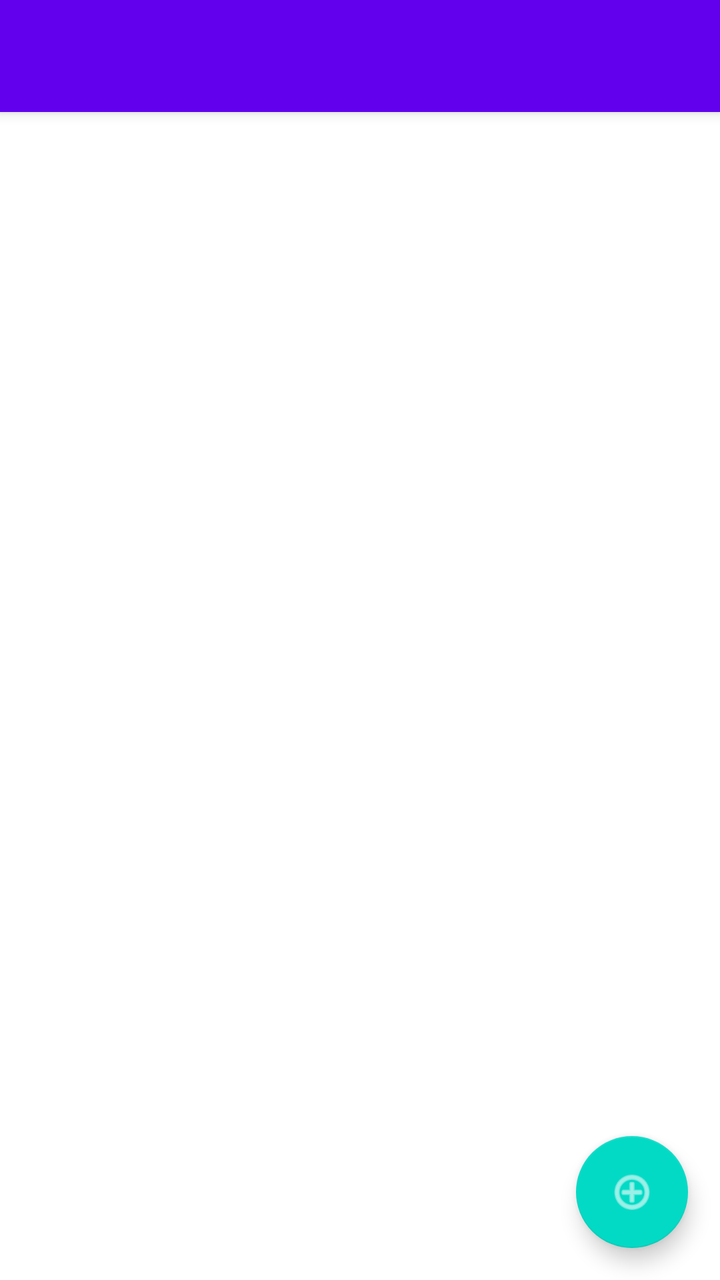
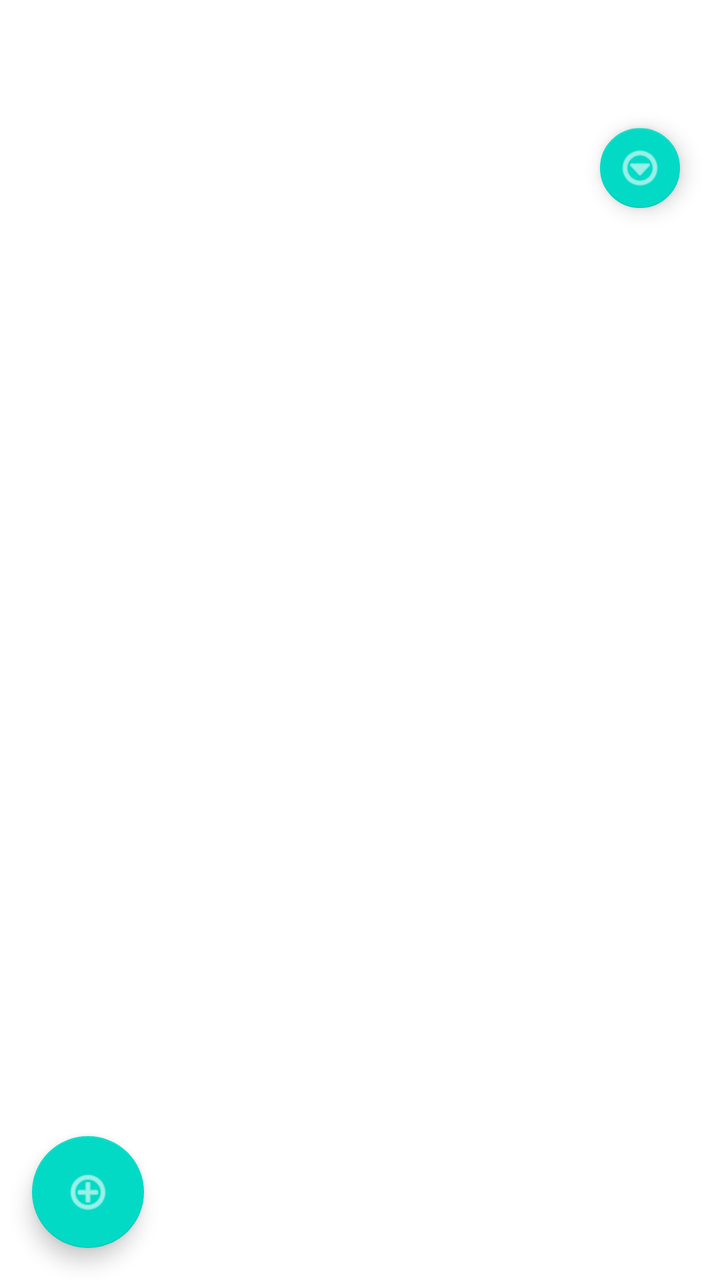

An Android layout rendered at two revisions. The XML below is the earlier revision; the diff shows what the commit changed to produce the second picture.
<!-- AndroidManifest.xml: activity theme Theme.Save_box.NoActionBar -->
<!-- res/layout/activity_vault.xml -->
<?xml version="1.0" encoding="utf-8"?>
<androidx.coordinatorlayout.widget.CoordinatorLayout xmlns:android="http://schemas.android.com/apk/res/android"
    xmlns:app="http://schemas.android.com/apk/res-auto"
    android:layout_width="match_parent"
    android:layout_height="match_parent"
    android:fitsSystemWindows="true">

    <com.google.android.material.appbar.AppBarLayout
        android:layout_width="match_parent"
        android:layout_height="wrap_content"
        android:theme="@style/ThemeOverlay.MaterialComponents.Dark.ActionBar">

        <androidx.appcompat.widget.Toolbar
            android:id="@+id/toolbar"
            android:layout_width="match_parent"
            android:layout_height="?attr/actionBarSize"
            app:popupTheme="@style/ThemeOverlay.MaterialComponents.Light"
            app:titleTextColor="@android:color/white" />

    </com.google.android.material.appbar.AppBarLayout>

    <FrameLayout
        android:layout_width="match_parent"
        android:layout_height="match_parent"
        app:layout_behavior="@string/appbar_scrolling_view_behavior">

        <androidx.recyclerview.widget.RecyclerView
            android:id="@+id/rvFiles"
            android:layout_width="match_parent"
            android:layout_height="match_parent"
            android:clipToPadding="false"
            android:paddingBottom="80dp" />

        <include
            android:id="@+id/layoutEmpty"
            layout="@layout/layout_empty_vault"
            android:layout_width="match_parent"
            android:layout_height="match_parent"
            android:visibility="gone" />

        <FrameLayout
            android:id="@+id/floatingContainer"
            android:layout_width="match_parent"
            android:layout_height="match_parent"
            android:clipChildren="false" />

    </FrameLayout>

    <com.google.android.material.floatingactionbutton.FloatingActionButton
        android:id="@+id/fabImport"
        android:layout_width="wrap_content"
        android:layout_height="wrap_content"
        android:layout_gravity="bottom|end"
        android:layout_margin="16dp"
        android:contentDescription="@string/import_file"
        android:src="@android:drawable/ic_menu_add"
        app:tint="@android:color/white" />

</androidx.coordinatorlayout.widget.CoordinatorLayout>
<!-- res/layout/layout_empty_vault.xml (included above) -->
<?xml version="1.0" encoding="utf-8"?>
<LinearLayout xmlns:android="http://schemas.android.com/apk/res/android"
    xmlns:app="http://schemas.android.com/apk/res-auto"
    android:layout_width="match_parent"
    android:layout_height="match_parent"
    android:background="@android:color/white"
    android:gravity="center"
    android:orientation="vertical"
    android:padding="16dp">

    <TextView
        android:layout_width="wrap_content"
        android:layout_height="wrap_content"
        android:text="@string/empty_vault"
        android:textColor="@android:color/darker_gray"
        android:textSize="16sp"
        android:gravity="center"
        android:lineSpacingExtra="4dp" />

</LinearLayout>
<!-- resources referenced by this layout -->
<resources>
  <string name="empty_vault">保险箱为空\n点击右下角按钮导入文件</string>
  <string name="import_file">导入文件</string>
  <style name="Theme.Save_box.NoActionBar" parent="Theme.MaterialComponents.DayNight.NoActionBar">
          <item name="colorPrimary">@color/purple_500</item>
          <item name="colorPrimaryVariant">@color/purple_700</item>
          <item name="colorOnPrimary">@color/white</item>
          <item name="colorSecondary">@color/teal_200</item>
          <item name="colorSecondaryVariant">@color/teal_700</item>
          <item name="colorOnSecondary">@color/black</item>
          <item name="android:statusBarColor">@color/purple_700</item>
      </style>
  <color name="purple_500">#FF6200EE</color>
  <color name="purple_700">#FF3700B3</color>
  <color name="white">#FFFFFFFF</color>
  <color name="teal_200">#FF03DAC5</color>
  <color name="teal_700">#FF018786</color>
  <color name="black">#FF000000</color>
</resources>

<!-- the commit's change to res/layout/activity_vault.xml (unified diff, before → after) -->
@@ -1,62 +1,75 @@
 <?xml version="1.0" encoding="utf-8"?>
-<androidx.coordinatorlayout.widget.CoordinatorLayout xmlns:android="http://schemas.android.com/apk/res/android"
+<FrameLayout xmlns:android="http://schemas.android.com/apk/res/android"
     xmlns:app="http://schemas.android.com/apk/res-auto"
     android:layout_width="match_parent"
     android:layout_height="match_parent"
-    android:fitsSystemWindows="true">
+    android:background="@android:color/white">
 
-    <com.google.android.material.appbar.AppBarLayout
+    <androidx.recyclerview.widget.RecyclerView
+        android:id="@+id/rvFiles"
         android:layout_width="match_parent"
-        android:layout_height="wrap_content"
-        android:theme="@style/ThemeOverlay.MaterialComponents.Dark.ActionBar">
+        android:layout_height="match_parent"
+        android:clipToPadding="false"
+        android:paddingBottom="80dp" />
 
-        <androidx.appcompat.widget.Toolbar
-            android:id="@+id/toolbar"
-            android:layout_width="match_parent"
-            android:layout_height="?attr/actionBarSize"
-            app:popupTheme="@style/ThemeOverlay.MaterialComponents.Light"
-            app:titleTextColor="@android:color/white" />
-
-    </com.google.android.material.appbar.AppBarLayout>
+    <include
+        android:id="@+id/layoutEmpty"
+        layout="@layout/layout_empty_vault"
+        android:layout_width="match_parent"
+        android:layout_height="match_parent"
+        android:visibility="gone" />
 
     <FrameLayout
+        android:id="@+id/floatingContainer"
         android:layout_width="match_parent"
         android:layout_height="match_parent"
-        app:layout_behavior="@string/appbar_scrolling_view_behavior">
+        android:clipChildren="false" />
 
-        <androidx.recyclerview.widget.RecyclerView
-            android:id="@+id/rvFiles"
-            android:layout_width="match_parent"
-            android:layout_height="match_parent"
-            android:clipToPadding="false"
-            android:paddingBottom="80dp" />
+    <com.google.android.material.chip.Chip
+        android:id="@+id/chipSelectionCount"
+        android:layout_width="wrap_content"
+        android:layout_height="wrap_content"
+        android:layout_gravity="top|center_horizontal"
+        android:layout_marginTop="12dp"
+        android:textSize="14sp"
+        android:visibility="gone"
+        app:chipBackgroundColor="#E3404040"
+        android:textColor="@android:color/white" />
 
-        <include
-            android:id="@+id/layoutEmpty"
-            layout="@layout/layout_empty_vault"
-            android:layout_width="match_parent"
-            android:layout_height="match_parent"
-            android:visibility="gone" />
+    <com.google.android.material.floatingactionbutton.FloatingActionButton
+        android:id="@+id/fabMenu"
+        android:layout_width="wrap_content"
+        android:layout_height="wrap_content"
+        android:layout_gravity="top|end"
+        android:layout_marginTop="60dp"
+        android:layout_marginEnd="16dp"
+        android:contentDescription="@string/menu"
+        android:src="@android:drawable/ic_menu_more"
+        app:tint="@android:color/white"
+        app:fabSize="mini" />
 
-        <FrameLayout
-            android:id="@+id/floatingContainer"
-            android:layout_width="match_parent"
-            android:layout_height="match_parent"
-            android:clipChildren="false" />
-
-    </FrameLayout>
+    <com.google.android.material.floatingactionbutton.FloatingActionButton
+        android:id="@+id/fabDelete"
+        android:layout_width="wrap_content"
+        android:layout_height="wrap_content"
+        android:layout_gravity="bottom|end"
+        android:layout_margin="16dp"
+        android:contentDescription="@string/delete_selected"
+        android:src="@android:drawable/ic_menu_delete"
+        android:visibility="gone"
+        app:tint="@android:color/white" />
 
     <com.google.android.material.floatingactionbutton.FloatingActionButton
         android:id="@+id/fabImport"
         android:layout_width="wrap_content"
         android:layout_height="wrap_content"
-        android:layout_gravity="bottom|end"
+        android:layout_gravity="bottom|start"
         android:layout_margin="16dp"
         android:contentDescription="@string/import_file"
         android:src="@android:drawable/ic_menu_add"
         app:tint="@android:color/white" />
 
-</androidx.coordinatorlayout.widget.CoordinatorLayout>
+</FrameLayout>
 <!-- res/layout/layout_empty_vault.xml (included above) -->
 <?xml version="1.0" encoding="utf-8"?>
 <LinearLayout xmlns:android="http://schemas.android.com/apk/res/android"
<!-- resource entries referenced after the edit -->
@@ -1,15 +1,20 @@
 <!-- resources referenced by this layout -->
 <resources>
+  <string name="delete_selected">删除选中</string>
   <string name="empty_vault">保险箱为空\n点击右下角按钮导入文件</string>
   <string name="import_file">导入文件</string>
-  <style name="Theme.Save_box.NoActionBar" parent="Theme.MaterialComponents.DayNight.NoActionBar">
+  <string name="menu">菜单</string>
+  <style name="Theme.Save_box.FullScreen" parent="Theme.MaterialComponents.DayNight.NoActionBar">
           <item name="colorPrimary">@color/purple_500</item>
           <item name="colorPrimaryVariant">@color/purple_700</item>
           <item name="colorOnPrimary">@color/white</item>
           <item name="colorSecondary">@color/teal_200</item>
           <item name="colorSecondaryVariant">@color/teal_700</item>
           <item name="colorOnSecondary">@color/black</item>
-          <item name="android:statusBarColor">@color/purple_700</item>
+          <item name="android:statusBarColor">@android:color/transparent</item>
+          <item name="android:navigationBarColor">@android:color/transparent</item>
+          <item name="android:windowTranslucentStatus">true</item>
+          <item name="android:windowTranslucentNavigation">true</item>
       </style>
   <color name="purple_500">#FF6200EE</color>
   <color name="purple_700">#FF3700B3</color>
